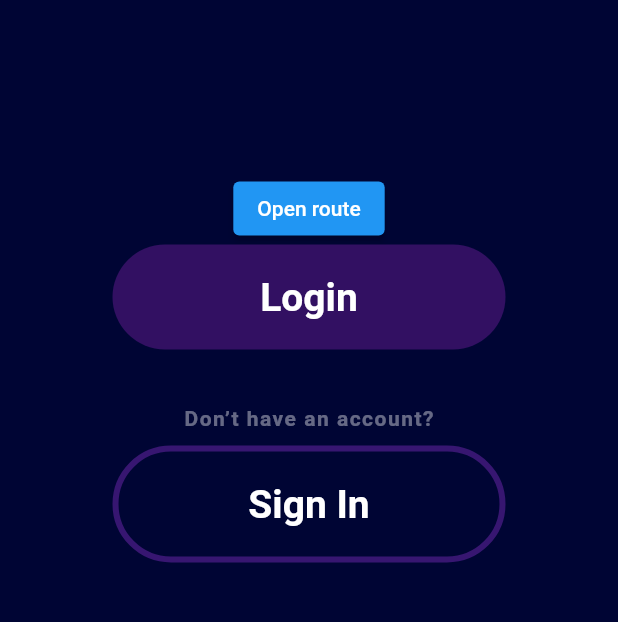
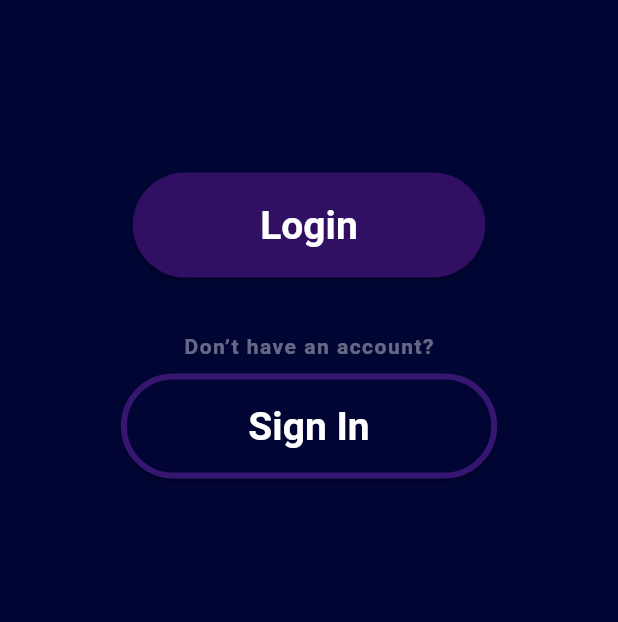
Before and after one commit to StefanVlad0/ServiceFinder, a Flutter app: the screen it shows after launch, on a phone screen of 412 x 824 dp, the part 422-1044 px from its top. Run offline on Flutter 3.47's test engine with Material 2 defaults, Android fonts, the light colour scheme and no system bars; our stand-ins replace google_fonts.

```diff
--- a/lib/first_page.dart
+++ b/lib/first_page.dart
@@ -1,6 +1,7 @@
 import 'package:flutter/material.dart';
 import 'package:google_fonts/google_fonts.dart';
 import 'package:servicefinder/login_page.dart';
+import 'package:servicefinder/signin_page.dart';
 
 class FirstPage extends StatefulWidget {
   const FirstPage({super.key});
@@ -62,7 +63,19 @@ class _FirstPageState extends State<FirstPage> {
                   ///Buton Login
                   ///
                   ElevatedButton(
-                    child: const Text('Open route'),
+                    child: Text('Login',
+                        style: GoogleFonts.roboto(
+                          fontWeight: FontWeight.bold,
+                          color: Colors.white,
+                          fontSize: 26,
+                        )),
+                    style: ElevatedButton.styleFrom(
+                      backgroundColor: Color(0xFF310F62),
+                      padding: const EdgeInsets.symmetric(
+                          horizontal: 85, vertical: 20),
+                      shape: RoundedRectangleBorder(
+                          borderRadius: BorderRadius.circular(50)),
+                    ),
                     onPressed: () {
                       Navigator.push(
                         context,
@@ -70,28 +83,6 @@ class _FirstPageState extends State<FirstPage> {
                             builder: (context) => const LoginPage()),
                       );
                     },
-                  ),
-
-                  ///
-                  Padding(
-                    padding: const EdgeInsets.symmetric(horizontal: 75),
-                    child: Container(
-                      padding: EdgeInsets.all(20),
-                      decoration: BoxDecoration(
-                        color: Color.fromRGBO(99, 26, 144, 0.5),
-                        borderRadius: BorderRadius.circular(50),
-                      ),
-                      child: Center(
-                        child: Text(
-                          'Login',
-                          style: GoogleFonts.roboto(
-                            fontWeight: FontWeight.bold,
-                            color: Colors.white,
-                            fontSize: 26,
-                          ),
-                        ),
-                      ),
-                    ),
                   ),
 
                   ///Spatiu dintre buton login si "Don't have an account?"
@@ -111,28 +102,30 @@ class _FirstPageState extends State<FirstPage> {
                     height: 10,
                   ),
 
-                  ///Buton Sign In
-                  Padding(
-                    padding: const EdgeInsets.symmetric(horizontal: 75),
-                    child: Container(
-                      padding: EdgeInsets.all(20),
-                      decoration: BoxDecoration(
-                        //color: Color.fromRGBO(99, 26, 144, 0.5),
-                        border: Border.all(
-                            color: Color.fromRGBO(55, 22, 113, 1), width: 4),
-                        borderRadius: BorderRadius.circular(50),
-                      ),
-                      child: Center(
-                        child: Text(
-                          'Sign In',
-                          style: GoogleFonts.roboto(
-                            fontWeight: FontWeight.bold,
-                            color: Colors.white,
-                            fontSize: 26,
-                          ),
-                        ),
-                      ),
-                    ),
+                  ///Buton SignIn
+                  ///
+                  ElevatedButton(
+                    child: Text('Sign In',
+                        style: GoogleFonts.roboto(
+                          fontWeight: FontWeight.bold,
+                          color: Colors.white,
+                          fontSize: 26,
+                        )),
+                    style: ElevatedButton.styleFrom(
+                        side: const BorderSide(
+                            width: 4, color: Color.fromRGBO(55, 22, 113, 1)),
+                        shape: RoundedRectangleBorder(
+                            borderRadius: BorderRadius.circular(50)),
+                        backgroundColor: Color(0xFF000534),
+                        padding: const EdgeInsets.symmetric(
+                            vertical: 20, horizontal: 85)),
+                    onPressed: () {
+                      Navigator.push(
+                        context,
+                        MaterialPageRoute(
+                            builder: (context) => const SignInPage()),
+                      );
+                    },
                   ),
                 ],
               ),
--- a/lib/login_page.dart
+++ b/lib/login_page.dart
@@ -14,7 +14,10 @@ class _LoginPageState extends State<LoginPage> {
     return Scaffold(
         resizeToAvoidBottomInset: false,
         backgroundColor: const Color(0xFF000534),
-        appBar: AppBar(),
+        appBar: AppBar(
+          backgroundColor: Color(0xFF000534),
+          elevation: 0,
+        ),
         body: SafeArea(
           child: Center(
             child: Column(
--- a/lib/signin_page.dart
+++ b/lib/signin_page.dart
@@ -17,7 +17,10 @@ class _SignInPageState extends State<SignInPage> {
       mobile: Scaffold(
           resizeToAvoidBottomInset: false,
           backgroundColor: const Color(0xFF000534),
-          appBar: AppBar(),
+          appBar: AppBar(
+            backgroundColor: Color(0xFF000534),
+            elevation: 0,
+          ),
           body: SafeArea(
             child: Center(
               child: Column(
```
